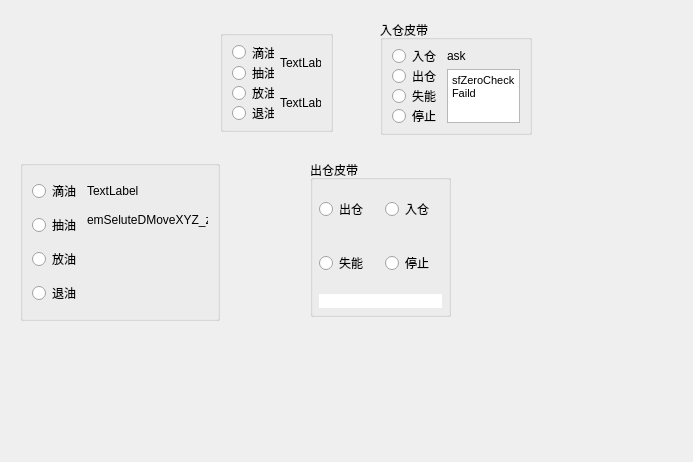
Old version of the form form/formtest.ui in the repository KingChenFY/ZW_JiXieBiTool.
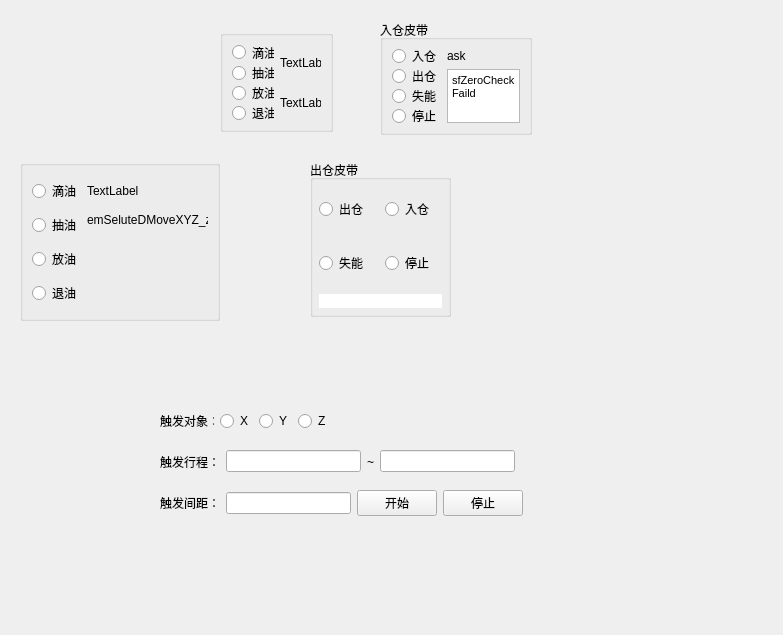
New version of the form.

What changed in the file:
```diff
--- a/form/formtest.ui
+++ b/form/formtest.ui
@@ -6,8 +6,8 @@
    <rect>
     <x>0</x>
     <y>0</y>
-    <width>693</width>
-    <height>462</height>
+    <width>783</width>
+    <height>635</height>
    </rect>
   </property>
   <property name="windowTitle">
@@ -388,6 +388,117 @@
     </item>
    </layout>
   </widget>
+  <widget class="QWidget" name="layoutWidget">
+   <property name="geometry">
+    <rect>
+     <x>160</x>
+     <y>410</y>
+     <width>171</width>
+     <height>22</height>
+    </rect>
+   </property>
+   <layout class="QHBoxLayout" name="horizontalLayout_10">
+    <item>
+     <widget class="QLabel" name="label_5">
+      <property name="text">
+       <string>触发对象：</string>
+      </property>
+     </widget>
+    </item>
+    <item>
+     <widget class="QRadioButton" name="rbtn_TriggerX">
+      <property name="text">
+       <string>X</string>
+      </property>
+     </widget>
+    </item>
+    <item>
+     <widget class="QRadioButton" name="rbtn_TriggerY">
+      <property name="text">
+       <string>Y</string>
+      </property>
+     </widget>
+    </item>
+    <item>
+     <widget class="QRadioButton" name="rbtn_TriggerZ">
+      <property name="text">
+       <string>Z</string>
+      </property>
+     </widget>
+    </item>
+   </layout>
+  </widget>
+  <widget class="QWidget" name="layoutWidget_2">
+   <property name="geometry">
+    <rect>
+     <x>160</x>
+     <y>490</y>
+     <width>363</width>
+     <height>26</height>
+    </rect>
+   </property>
+   <layout class="QHBoxLayout" name="horizontalLayout_12">
+    <item>
+     <widget class="QLabel" name="label_6">
+      <property name="text">
+       <string>触发间距：</string>
+      </property>
+     </widget>
+    </item>
+    <item>
+     <widget class="QLineEdit" name="lineEdit"/>
+    </item>
+    <item>
+     <widget class="QPushButton" name="pushButton">
+      <property name="text">
+       <string>开始</string>
+      </property>
+     </widget>
+    </item>
+    <item>
+     <widget class="QPushButton" name="pushButton_2">
+      <property name="text">
+       <string>停止</string>
+      </property>
+     </widget>
+    </item>
+   </layout>
+  </widget>
+  <widget class="QWidget" name="layoutWidget_3">
+   <property name="geometry">
+    <rect>
+     <x>160</x>
+     <y>450</y>
+     <width>355</width>
+     <height>23</height>
+    </rect>
+   </property>
+   <layout class="QHBoxLayout" name="horizontalLayout_11">
+    <item>
+     <widget class="QLabel" name="label_8">
+      <property name="text">
+       <string>触发行程：</string>
+      </property>
+     </widget>
+    </item>
+    <item>
+     <widget class="QLineEdit" name="lineEdit_2"/>
+    </item>
+    <item>
+     <widget class="QLabel" name="label_9">
+      <property name="text">
+       <string>~</string>
+      </property>
+      <property name="alignment">
+       <set>Qt::AlignCenter</set>
+      </property>
+     </widget>
+    </item>
+    <item>
+     <widget class="QLineEdit" name="lineEdit_3"/>
+    </item>
+   </layout>
+  </widget>
  </widget>
  <resources/>
  <connections/>
```
